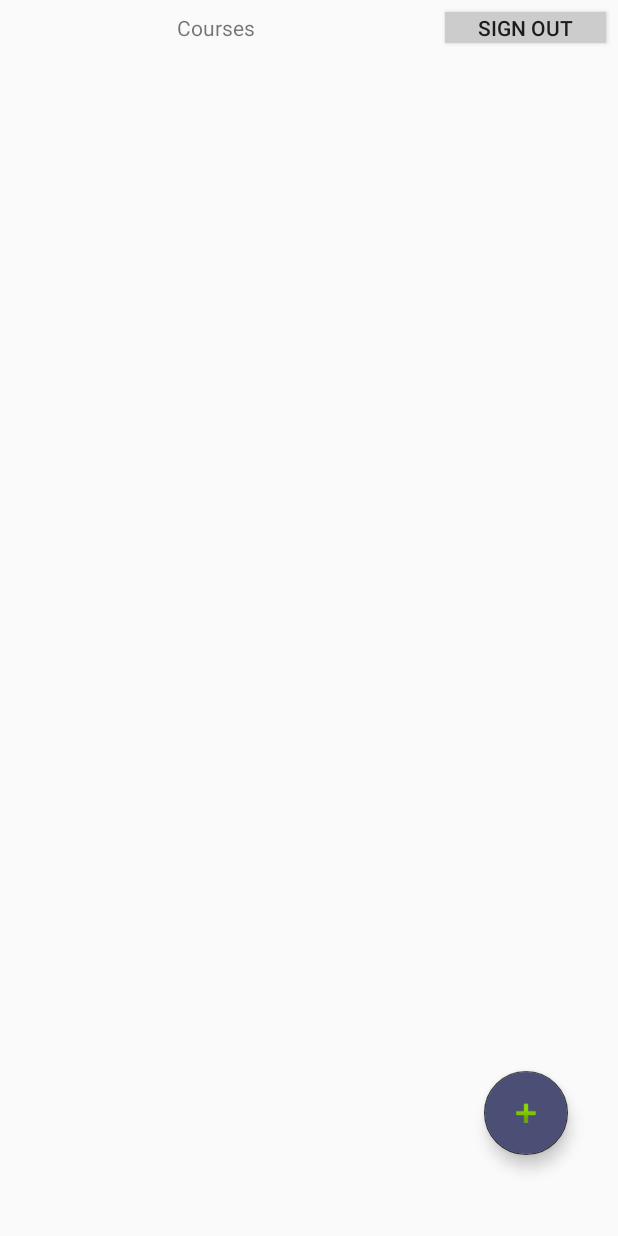
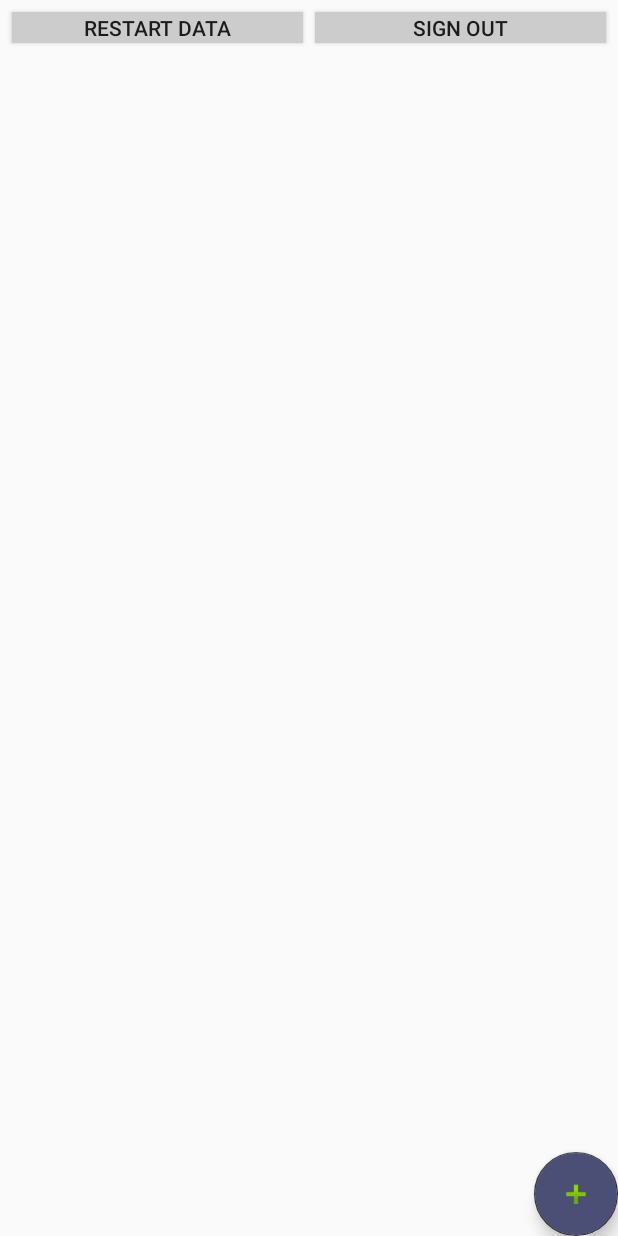
Before and after one commit to andpg/CourseManager, an Android app: the HomeFragment screen opened through its navigation route, on a phone screen of 412 x 824 dp. Run offline under Robolectric (Android 15) with nearby library versions, the phone set to English and light mode, and no system bars; 1 statement that could not run was skipped.

Commit message:
Agregar fragmentos

```diff
--- a/app/src/main/java/com/uninorte/a_202030_courseinfowithlogin/ui/HomeFragment.kt
+++ b/app/src/main/java/com/uninorte/a_202030_courseinfowithlogin/ui/HomeFragment.kt
@@ -1,7 +1,5 @@
 package com.uninorte.a_202030_courseinfowithlogin.ui
 
-import android.app.AlertDialog
-import android.app.AlertDialog.Builder
 import android.content.Context
 import android.os.Bundle
 import android.util.Log
@@ -60,7 +58,7 @@ class HomeFragment : Fragment() {
                 remove("usuario")
                 apply()
             }
-            findNavController().navigate(R.id.action_homeFragment_to_loginFragment)
+            findNavController().navigateUp()
         }
 
 
--- a/app/src/main/res/layout/fragment_home.xml
+++ b/app/src/main/res/layout/fragment_home.xml
@@ -29,7 +29,7 @@
         android:id="@+id/signOut"
         android:layout_width="0dp"
         android:layout_height="0dp"
-        android:layout_marginStart="8dp"
+        android:layout_marginStart="4dp"
         android:layout_marginTop="8dp"
         android:layout_marginEnd="8dp"
         android:layout_marginBottom="8dp"
@@ -37,15 +37,26 @@
         android:text="sign out"
         app:layout_constraintBottom_toTopOf="@+id/guideline5"
         app:layout_constraintEnd_toEndOf="parent"
-        app:layout_constraintStart_toStartOf="@+id/guideline6"
+        app:layout_constraintHorizontal_bias="0.5"
+        app:layout_constraintStart_toEndOf="@+id/buttonRestart"
         app:layout_constraintTop_toTopOf="parent" />
 
-    <androidx.constraintlayout.widget.Guideline
-        android:id="@+id/guideline6"
-        android:layout_width="wrap_content"
-        android:layout_height="wrap_content"
-        android:orientation="vertical"
-        app:layout_constraintGuide_percent="0.7" />
+    <Button
+        android:id="@+id/buttonRestart"
+        android:layout_width="0dp"
+        android:layout_height="0dp"
+        android:layout_marginStart="8dp"
+        android:layout_marginTop="8dp"
+        android:layout_marginEnd="4dp"
+        android:layout_marginBottom="8dp"
+        android:background="#CDCCCC"
+        android:text="restart data"
+        app:layout_constraintBottom_toTopOf="@+id/guideline5"
+        app:layout_constraintEnd_toStartOf="@+id/signOut"
+        app:layout_constraintHorizontal_bias="0.5"
+        app:layout_constraintStart_toStartOf="parent"
+        app:layout_constraintTop_toTopOf="parent"
+        app:layout_constraintVertical_bias="1.0" />
 
     <com.google.android.material.floatingactionbutton.FloatingActionButton
         android:id="@+id/floatingActionButtonAddCourse"
@@ -56,27 +67,6 @@
         android:src="@android:drawable/ic_input_add"
         app:backgroundTint="#323232"
         app:layout_constraintBottom_toBottomOf="parent"
-        app:layout_constraintEnd_toEndOf="parent"
-        app:layout_constraintStart_toStartOf="@+id/guideline6"
-        app:layout_constraintTop_toTopOf="@+id/guideline7" />
+        app:layout_constraintEnd_toEndOf="parent" />
 
-    <androidx.constraintlayout.widget.Guideline
-        android:id="@+id/guideline7"
-        android:layout_width="wrap_content"
-        android:layout_height="wrap_content"
-        android:orientation="horizontal"
-        app:layout_constraintGuide_percent="0.8" />
-
-    <TextView
-        android:id="@+id/textView"
-        android:layout_width="0dp"
-        android:layout_height="wrap_content"
-        android:layout_marginStart="8dp"
-        android:layout_marginEnd="8dp"
-        android:text="Courses"
-        android:textAlignment="center"
-        app:layout_constraintBottom_toTopOf="@+id/guideline5"
-        app:layout_constraintEnd_toStartOf="@+id/guideline6"
-        app:layout_constraintStart_toStartOf="parent"
-        app:layout_constraintTop_toTopOf="parent" />
 </androidx.constraintlayout.widget.ConstraintLayout>
--- /dev/null
+++ b/app/src/main/res/layout/fragment_person.xml
@@ -0,0 +1,6 @@
+<?xml version="1.0" encoding="utf-8"?>
+<androidx.constraintlayout.widget.ConstraintLayout xmlns:android="http://schemas.android.com/apk/res/android"
+    xmlns:tools="http://schemas.android.com/tools"
+    android:layout_width="match_parent"
+    android:layout_height="match_parent"
+    tools:context=".ui.PersonFragment"/>
--- a/app/src/main/res/navigation/nav_graph.xml
+++ b/app/src/main/res/navigation/nav_graph.xml
@@ -10,8 +10,8 @@
         android:label="fragment_home"
         tools:layout="@layout/fragment_home" >
         <action
-            android:id="@+id/action_homeFragment_to_loginFragment"
-            app:destination="@id/loginFragment" />
+            android:id="@+id/action_homeFragment_to_courseFragment"
+            app:destination="@id/courseFragment" />
     </fragment>
     <fragment
         android:id="@+id/loginFragment"
@@ -22,4 +22,18 @@
             android:id="@+id/action_loginFragment_to_homeFragment"
             app:destination="@id/homeFragment" />
     </fragment>
+    <fragment
+        android:id="@+id/personFragment"
+        android:name="com.uninorte.a_202030_courseinfowithlogin.ui.PersonFragment"
+        android:label="fragment_person"
+        tools:layout="@layout/fragment_person" />
+    <fragment
+        android:id="@+id/courseFragment"
+        android:name="com.uninorte.a_202030_courseinfowithlogin.ui.CourseFragment"
+        android:label="fragment_members"
+        tools:layout="@layout/fragment_course" >
+        <action
+            android:id="@+id/action_membersFragment_to_personFragment"
+            app:destination="@id/personFragment" />
+    </fragment>
 </navigation>
```
Also changed, not shown: app/src/main/java/com/uninorte/a_202030_courseinfowithlogin/ui/CourseAdapter.kt (+11 -4 lines), app/src/main/java/com/uninorte/a_202030_courseinfowithlogin/ui/CourseFragment.kt (added, +43 -0 lines), app/src/main/java/com/uninorte/a_202030_courseinfowithlogin/ui/PersonFragment.kt (added, +25 -0 lines), app/src/main/res/layout/fragment_course.xml (added, +31 -0 lines).
